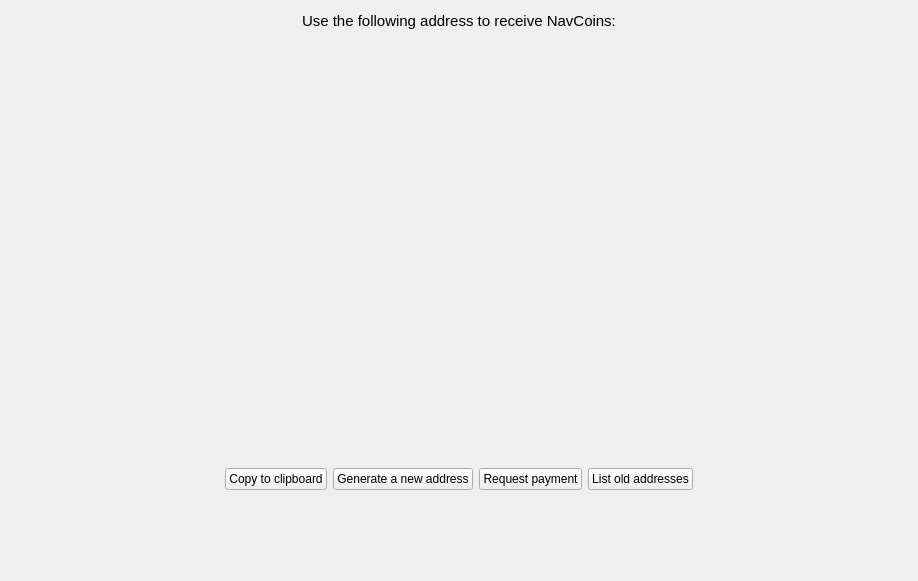
Above: src/qt/getaddresstoreceive.ui from navcoin/navcoin-core before the change. Below: the same form after it.
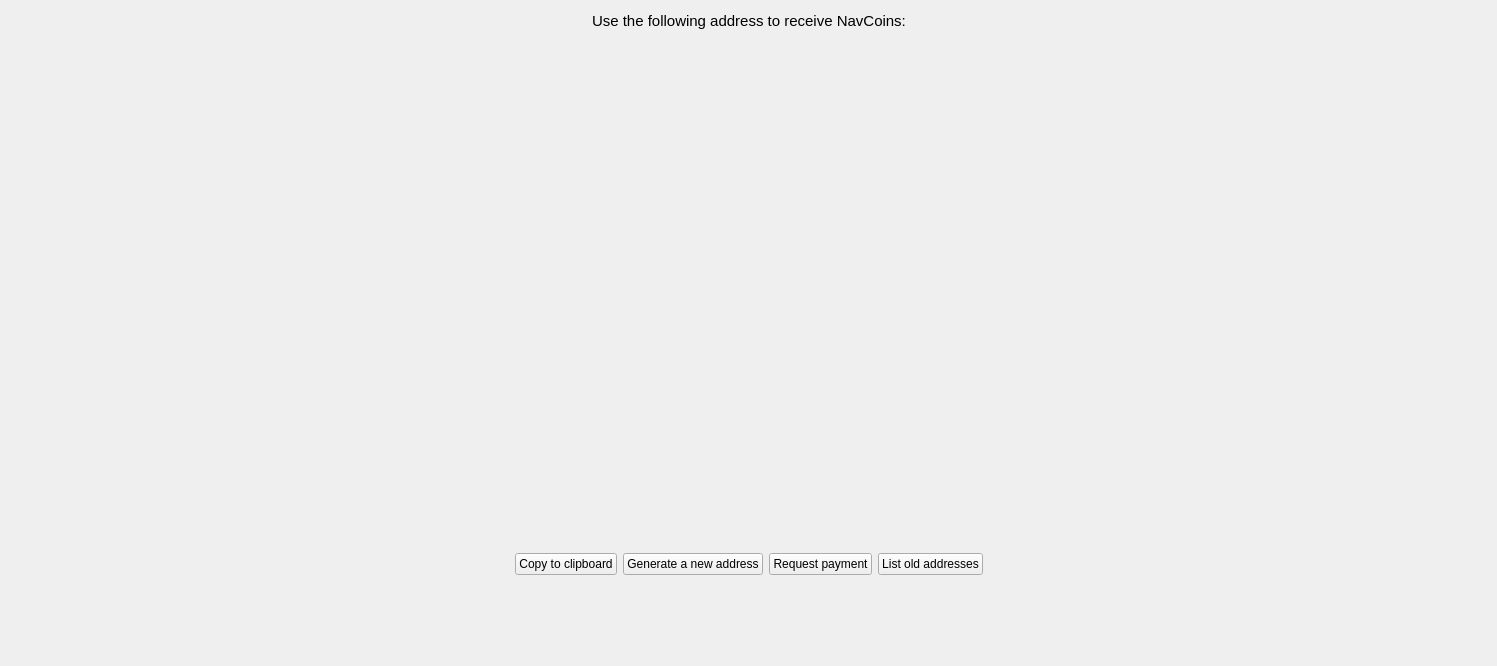
That is the form after the change. Custom widgets are drawn as their Qt base class.

Commit message: receive layout

```diff
--- a/src/qt/getaddresstoreceive.ui
+++ b/src/qt/getaddresstoreceive.ui
@@ -9,8 +9,8 @@
    <rect>
     <x>0</x>
     <y>0</y>
-    <width>918</width>
-    <height>581</height>
+    <width>1497</width>
+    <height>666</height>
    </rect>
   </property>
   <property name="sizePolicy">
```
